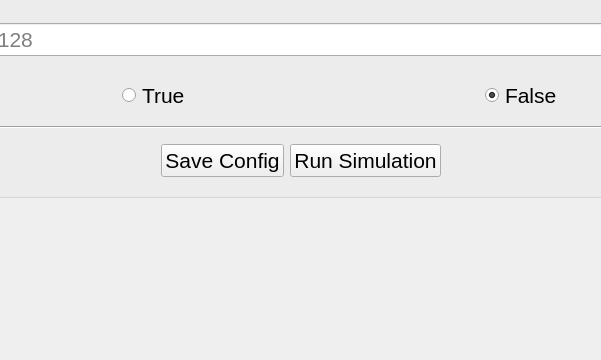
Qt form progress/ui/forms/simulation/simulation.ui (sandialabs/snl-progress) before a commit; both pictures show x 291 to 892 and y 568 to 928 of the 1183 by 928 pixel window.
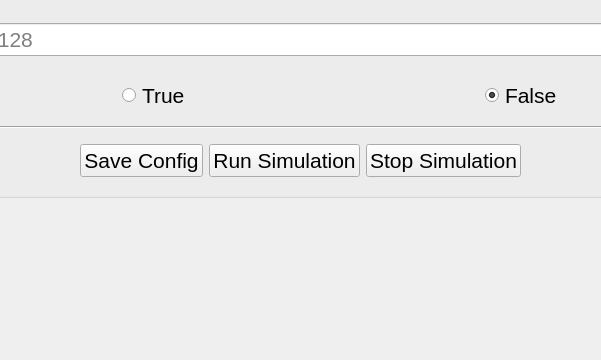
The same form after that commit.

Commit message: feat: stop simulation button, nav validation, QSS fixes, config.txt cleanup

What changed in the file:
```diff
--- a/progress/ui/forms/simulation/simulation.ui
+++ b/progress/ui/forms/simulation/simulation.ui
@@ -410,6 +410,13 @@
                  </property>
                 </widget>
                </item>
+               <item>
+                <widget class="QPushButton" name="btn_stop_simulation">
+                 <property name="text">
+                  <string>Stop Simulation</string>
+                 </property>
+                </widget>
+               </item>
                <item>
                 <spacer name="horizontalSpacer_right">
                  <property name="orientation">
```
The commit also changes 12 other files.
